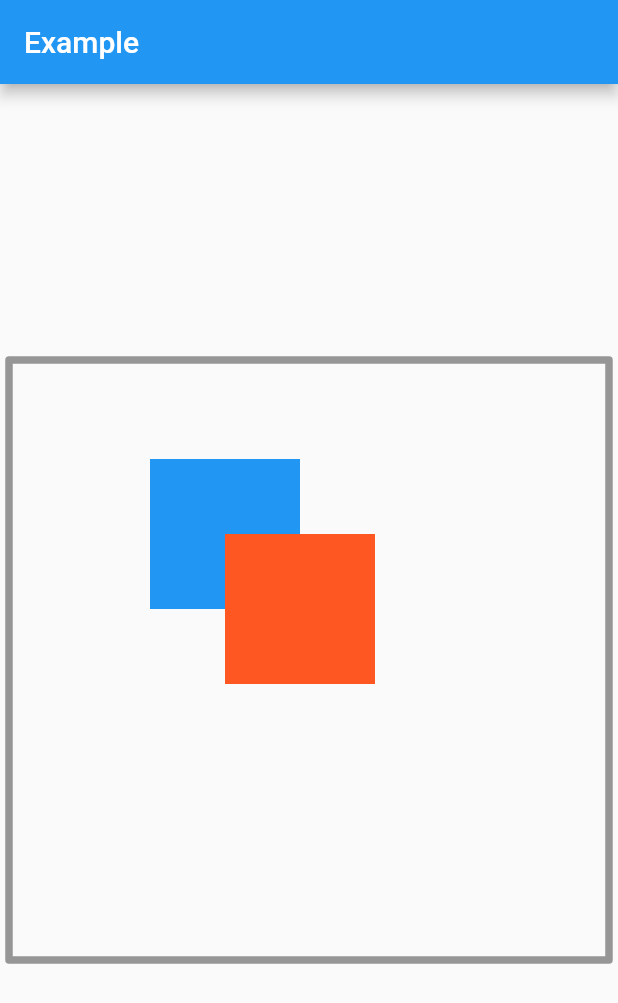
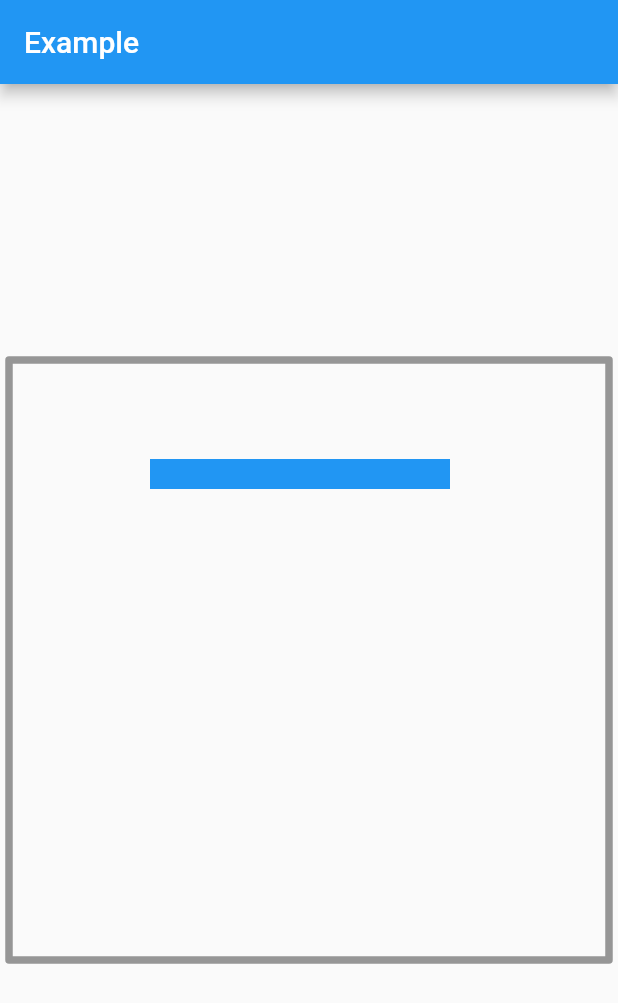
Before and after one commit to SantyTaco/drag_zoom_flutter, a Flutter app: the screen it shows after launch, on a phone screen of 412 x 824 dp. Shown: the top 1003 px of the screen. Run offline on Flutter 3.47's test engine with Material 2 defaults, Android fonts, the phone set to English and light mode, and no system bars.

Commit message:
Create function for multiple objects

```diff
--- a/lib/main.dart
+++ b/lib/main.dart
@@ -1,6 +1,7 @@
 import 'package:flutter/material.dart';
 import 'main_object_painter.dart';
 import 'globals.dart' as globals;
+import 'secondary_objects_painter.dart';
 
 
 void main() => runApp(MyApp());
@@ -25,18 +26,13 @@ class MyAppState extends State<MyApp> {
   Offset _offset_position2 = Offset(150.0, 300.0);
   bool tab = false;
 
-  @override
-  void initState() {
-    // TODO: implement initState
-
-    _offset_position = Offset(globals.center.dx + 100.0, globals.center.dy + 250.0);
-    super.initState();
-  }
   void _handleScaleStart(ScaleStartDetails details) {
     setState(() {
       _startingFocalPoint = details.focalPoint;
       _previousOffset = _offset;
       _previousZoom = _zoom;
+      _offset_position = Offset(globals.center.dx + 100.0, globals.center.dy + 250.0);
+
     });
   }
 
@@ -51,6 +47,19 @@ class MyAppState extends State<MyApp> {
         //_offset_position = Offset(globals.center.dx + _offset_position.dx, globals.center.dy + _offset_position.dy);
 
     });
+  }
+
+  List<Widget> createTables() {
+    List<Offset> tablesPositions = [Offset(globals.center.dx + 100.0, globals.center.dy + 250.0),
+    Offset(globals.center.dx + 200.0, globals.center.dy + 250.0)];
+    List<SecondaryObjects> listTables = new List();
+    print(tablesPositions);
+
+    for(int i=0; i <tablesPositions.length; i++){
+      listTables.add(SecondaryObjects(_zoom, tablesPositions[i]));
+    }
+
+    return listTables;
   }
 
   @override
@@ -77,56 +86,9 @@ class MyAppState extends State<MyApp> {
                 ),
                 child: Stack(
                   fit: StackFit.expand,
-                  children: <Widget>[
-                    Positioned(
-                      left: (_offset_position.dx *_zoom) + globals.center.dx,
-                      top: (_offset_position.dy *_zoom) + globals.center.dy,
-                      child: GestureDetector(
-                        onTap: (){
-                          print('Tab');
-                          tab = true;
-                        },
-                        onPanUpdate: (details) {
-                        setState(() {
-                            print('Pan');
-                            print(details.delta.dx);
-                            print(details.delta.dy);
-                            print(globals.center);
-                            //print(tab);
-                            //if(tab){
-                              _offset_position = Offset(_offset_position.dx + details.delta.dx , _offset_position.dy + details.delta.dy);
-                            //}
-
-                        });
-                        },
-                      child: Container(
-                          width: 100 * _zoom,
-                          height: 100 * _zoom,
-                          color: Colors.blue,
-                      )
-                      ),
-                    ),
-                    Positioned(
-                      left: _offset_position2.dx,
-                      top: _offset_position2.dy,
-                      child: GestureDetector(
-                          onPanUpdate: (details) {
-
-                            setState(() {
-                              print('Pan2');
-                              print(globals.center);
-                              _offset_position2 = Offset(_offset_position2.dx + details.delta.dx, _offset_position2.dy + details.delta.dy);
-                            });
-                          },
-                          child: Container(
-                            width: 100*_zoom,
-                            height: 100*_zoom,
-                            color: Colors.deepOrange,
-                          )
-                      ),
-                    ),
-                  ],
-                ),
+                  children:
+                    createTables()
+                )
               ),
             )
           ],
--- a/lib/secondary_objects_painter.dart
+++ b/lib/secondary_objects_painter.dart
@@ -1,43 +1,65 @@
 import 'package:flutter/material.dart';
+import 'globals.dart' as globals;
 
-class SecundaryPainter extends CustomPainter {
-  const SecundaryPainter({
-    this.zoom,
-    this.offset,
-  });
-
-  final double zoom;
-  final Offset offset;
-
-
-  @override
-  void paint(Canvas canvas, Size size) {
-
-    final Offset center = size.center(Offset.zero) * zoom + offset;
-
-    /*print(center);
-    print(center.dx);
-    print(center.dy);*/
-
-    final Paint paint = Paint();
-    final Path path = Path();
-
-    var points = [Offset(center.dx-50*zoom, center.dy-50*zoom),
-    Offset(center.dx+50*zoom, center.dy-50*zoom),
-    Offset(center.dx+50*zoom, center.dy+50*zoom),
-    Offset(center.dx-50*zoom, center.dy+50*zoom),
-    Offset(center.dx-50*zoom, center.dy-50*zoom)];
-    path.addPolygon(points, true);
-    paint.style = PaintingStyle.stroke;
-    paint.strokeWidth = 5.0;
-    paint.strokeJoin = StrokeJoin.round;
-    paint.color = Colors.deepOrangeAccent;
-    canvas.drawPath(path, paint);
+class SecondaryObjects extends StatefulWidget {
+  double _zoom;
+  Offset _position;
+  SecondaryObjects(double zoom, Offset position) {
+    this._zoom = zoom;
+    this._position = position;
   }
 
   @override
-  bool shouldRepaint(SecundaryPainter oldPainter) {
-    return oldPainter.zoom != zoom
-        || oldPainter.offset != offset;
+  State<StatefulWidget> createState() {
+    // TODO: implement createState
+    return SecondaryObjectsState();
   }
 }
+
+class SecondaryObjectsState extends State<SecondaryObjects> {
+  Offset _offset_position;
+
+  @override
+  void initState() {
+    // TODO: implement initState
+    _offset_position = Offset(globals.center.dx + widget._position.dx, globals.center.dy + widget._position.dy);
+    super.initState();
+  }
+
+  @override
+  Widget build(BuildContext context) {
+    // TODO: implement build
+    return Stack(
+      fit: StackFit.expand,
+      children: <Widget>[
+        Positioned(
+          left: (_offset_position.dx *widget._zoom) + globals.center.dx,
+          top: (_offset_position.dy *widget._zoom) + globals.center.dy,
+          child: GestureDetector(
+              onTap: (){
+                print('Tab');
+                //tab = true;
+              },
+              onPanUpdate: (details) {
+                setState(() {
+                  print('Pan');
+                  print(details.delta.dx);
+                  print(details.delta.dy);
+                  print(globals.center);
+                  //print(tab);
+                  //if(tab){
+                  _offset_position = Offset(_offset_position.dx + details.delta.dx , _offset_position.dy + details.delta.dy);
+                  //}
+                });
+              },
+              child: Container(
+                width: 100 * widget._zoom,
+                height: 20 * widget._zoom,
+                color: Colors.blue,
+              )
+          ),
+        ),
+      ],
+    );
+  }
+}
```
